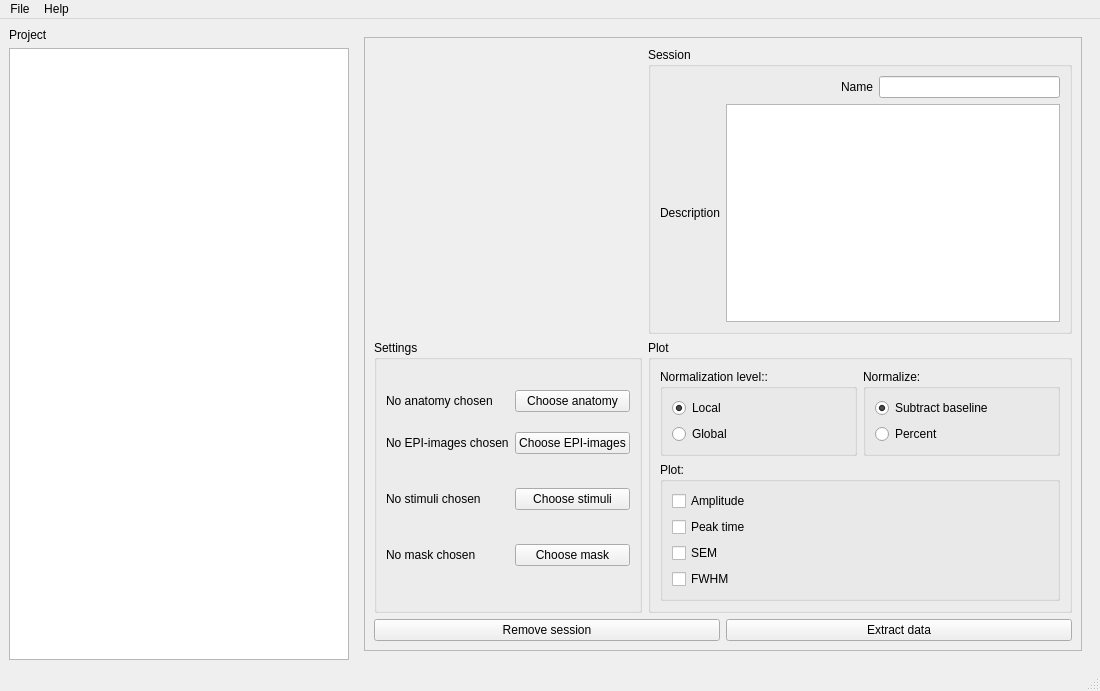
Before: the Qt Designer form src/ui/mainwindow.ui in pfechd/jabe, drawn with Qt 5.
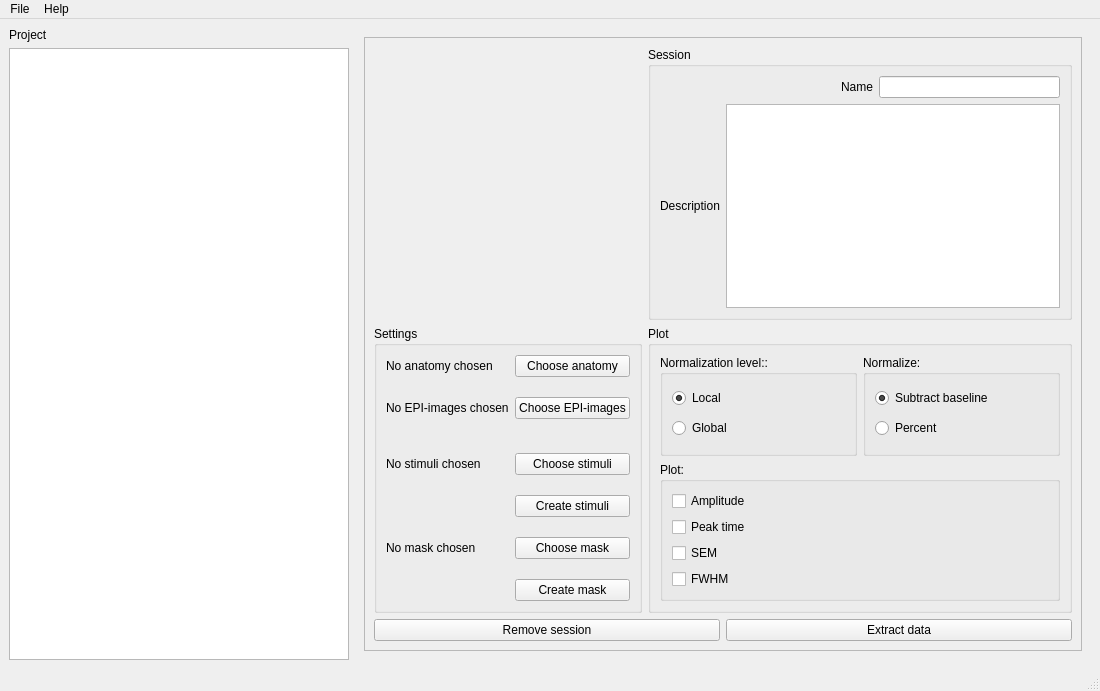
After: the same form once the commit is applied.

Commit message: Add create stimuli and mask buttons in mainwindow.ui

The edit to the form file:
```diff
--- a/src/ui/mainwindow.ui
+++ b/src/ui/mainwindow.ui
@@ -1183,14 +1183,14 @@
                </property>
                <layout class="QVBoxLayout" name="verticalLayout_20">
                 <item>
-                 <layout class="QGridLayout" name="gridLayout_7" rowminimumheight="0,0,0,0" columnminimumwidth="0,0">
+                 <layout class="QGridLayout" name="gridLayout_7">
                   <property name="sizeConstraint">
                    <enum>QLayout::SetDefaultConstraint</enum>
                   </property>
                   <property name="topMargin">
                    <number>0</number>
                   </property>
-                  <item row="3" column="0">
+                  <item row="5" column="0">
                    <widget class="QLabel" name="session_mask_label">
                     <property name="minimumSize">
                      <size>
@@ -1209,7 +1209,7 @@
                     </property>
                    </widget>
                   </item>
-                  <item row="3" column="1">
+                  <item row="5" column="1">
                    <widget class="QPushButton" name="add_session_mask_btn">
                     <property name="text">
                      <string>Choose mask</string>
@@ -1255,44 +1255,6 @@
                     </property>
                    </widget>
                   </item>
-                  <item row="1" column="0">
-                   <widget class="QLabel" name="session_epi_label">
-                    <property name="sizePolicy">
-                     <sizepolicy hsizetype="Preferred" vsizetype="Fixed">
-                      <horstretch>0</horstretch>
-                      <verstretch>0</verstretch>
-                     </sizepolicy>
-                    </property>
-                    <property name="minimumSize">
-                     <size>
-                      <width>0</width>
-                      <height>50</height>
-                     </size>
-                    </property>
-                    <property name="baseSize">
-                     <size>
-                      <width>0</width>
-                      <height>0</height>
-                     </size>
-                    </property>
-                    <property name="text">
-                     <string>No EPI-images chosen                               </string>
-                    </property>
-                    <property name="wordWrap">
-                     <bool>true</bool>
-                    </property>
-                    <property name="margin">
-                     <number>0</number>
-                    </property>
-                   </widget>
-                  </item>
-                  <item row="0" column="1">
-                   <widget class="QPushButton" name="add_session_anatomy_btn">
-                    <property name="text">
-                     <string>Choose anatomy</string>
-                    </property>
-                   </widget>
-                  </item>
                   <item row="0" column="0">
                    <widget class="QLabel" name="session_anatomy_label">
                     <property name="text">
@@ -1300,6 +1262,58 @@
                     </property>
                    </widget>
                   </item>
+                  <item row="0" column="1">
+                   <widget class="QPushButton" name="add_session_anatomy_btn">
+                    <property name="text">
+                     <string>Choose anatomy</string>
+                    </property>
+                   </widget>
+                  </item>
+                  <item row="1" column="0">
+                   <widget class="QLabel" name="session_epi_label">
+                    <property name="sizePolicy">
+                     <sizepolicy hsizetype="Preferred" vsizetype="Fixed">
+                      <horstretch>0</horstretch>
+                      <verstretch>0</verstretch>
+                     </sizepolicy>
+                    </property>
+                    <property name="minimumSize">
+                     <size>
+                      <width>0</width>
+                      <height>50</height>
+                     </size>
+                    </property>
+                    <property name="baseSize">
+                     <size>
+                      <width>0</width>
+                      <height>0</height>
+                     </size>
+                    </property>
+                    <property name="text">
+                     <string>No EPI-images chosen                               </string>
+                    </property>
+                    <property name="wordWrap">
+                     <bool>true</bool>
+                    </property>
+                    <property name="margin">
+                     <number>0</number>
+                    </property>
+                   </widget>
+                  </item>
+                  <item row="6" column="1">
+                   <widget class="QPushButton" name="create_session_mask_btn">
+                    <property name="text">
+                     <string>Create mask</string>
+                    </property>
+                   </widget>
+                  </item>
+                  <item row="3" column="1">
+                   <widget class="QPushButton" name="create_session_stimuli_btn">
+                    <property name="text">
+                     <string>Create stimuli</string>
+                    </property>
+                   </widget>
+                  </item>
                  </layout>
                 </item>
                </layout>
```
Left out of the diff: 10 changed lines with no effect on the pictures.
